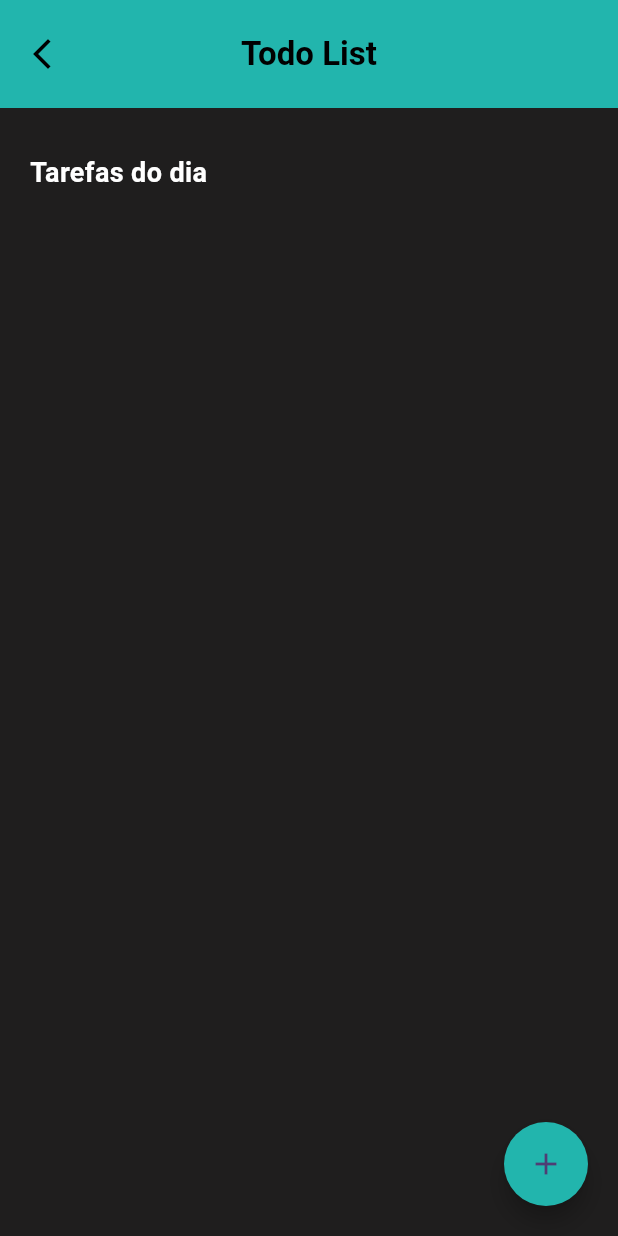
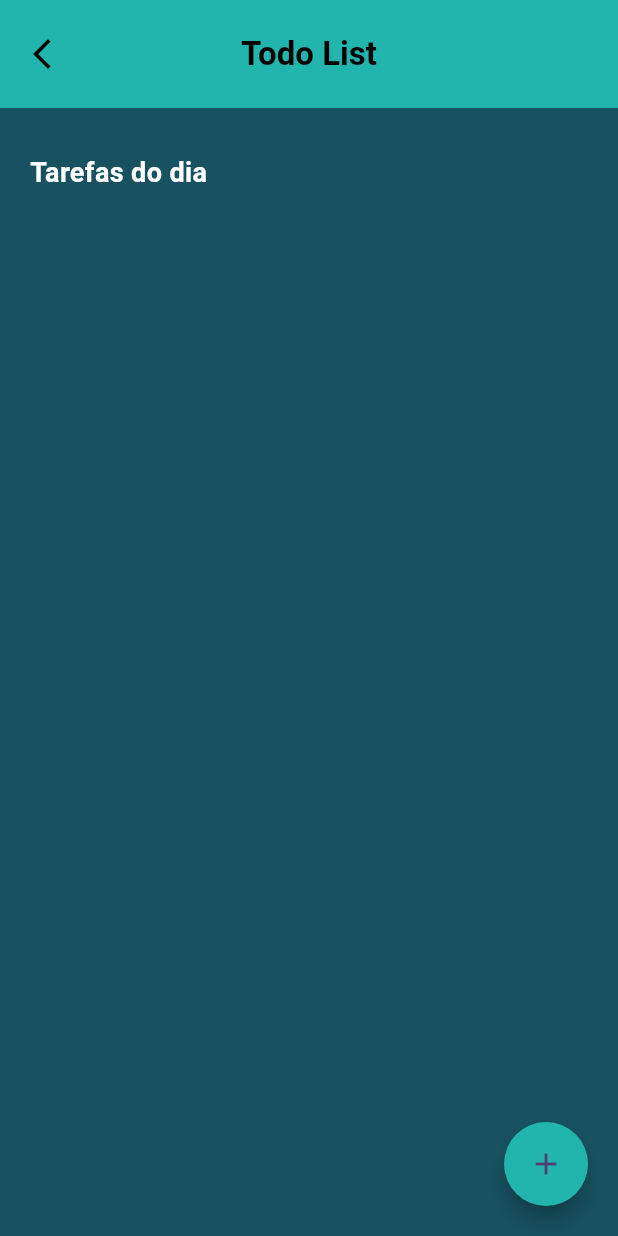
Before and after one commit to GabrielVasco13/todo_mvvm, a Flutter app: the screen it shows after launch, on a phone screen of 412 x 824 dp. Run offline on Flutter 3.47's test engine with Material 3 defaults, Android fonts, the phone set to English and light mode, and no system bars.

Commit message:
chore: Update background color in TodoView

```diff
--- a/lib/app/view/todo_view.dart
+++ b/lib/app/view/todo_view.dart
@@ -11,12 +11,12 @@ class TodoView extends StatefulWidget {
 }
 
 class _TodoViewState extends State<TodoView> {
+  TodoViewModel controller = TodoViewModel();
+
   @override
   Widget build(BuildContext context) {
-    TodoViewModel controller = TodoViewModel();
-
     return Scaffold(
-      backgroundColor: const Color.fromARGB(255, 31, 30, 30),
+      backgroundColor: const Color.fromARGB(255, 24, 82, 97),
       appBar: AppBar(
         toolbarHeight: 72,
         leading: const Icon(
```
